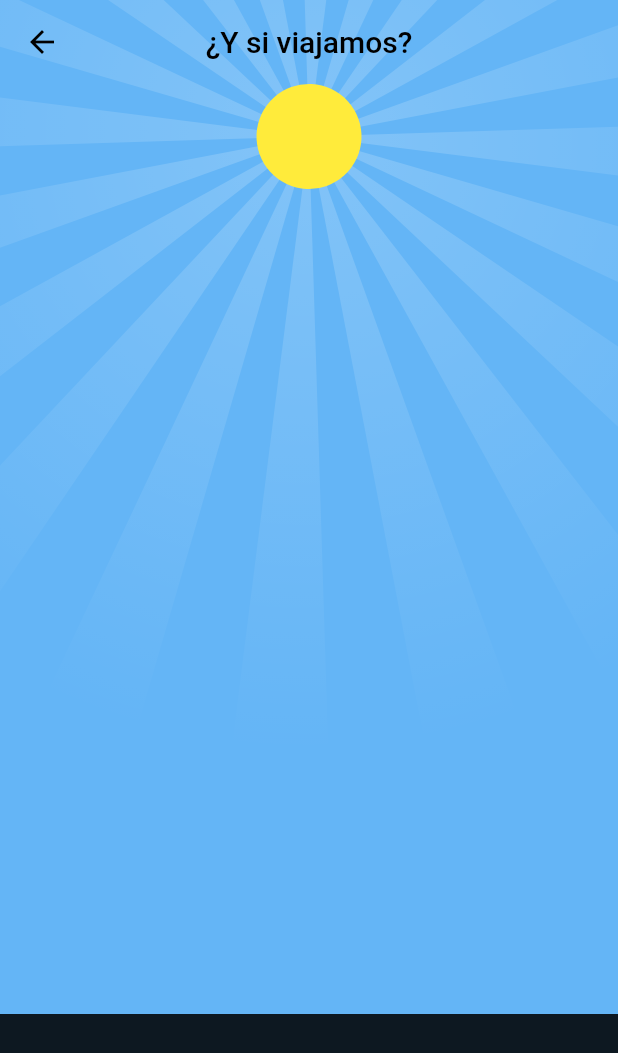
After one commit to somosaleteo/aleteo_car, a Flutter app: the screen it shows after launch, after a tap on "Animaciones", on a phone screen of 412 x 824 dp. The commit adds this screen. Shown: the top 1053 px of the screen. Run offline on Flutter 3.47's test engine with Material 2 defaults, Android fonts, the phone set to English and light mode, and no system bars.

Commit message:
Animated Landscape Added

```diff
--- /dev/null
+++ b/lib/ui/pages/landscape_animation_page.dart
@@ -0,0 +1,18 @@
+import 'package:aleteo_car/ui/widgets/landscapes/landscape_widget.dart';
+import 'package:aleteo_car/ui/widgets/my_custom_scaffold_widget.dart';
+import 'package:flutter/material.dart';
+
+class LandScapeAnimationPage extends StatelessWidget {
+  const LandScapeAnimationPage({Key? key}) : super(key: key);
+
+  @override
+  Widget build(BuildContext context) {
+    return MyCustomScaffold(
+      appBarColor: Colors.transparent,
+      appBarShadow: 0,
+      title: '¿Y si viajamos?',
+      color: Colors.blue[300],
+      page: const LandscapeWidget(),
+    );
+  }
+}
--- a/lib/ui/pages/my_home_page.dart
+++ b/lib/ui/pages/my_home_page.dart
@@ -8,6 +8,7 @@ import '../widgets/my_custom_scaffold_widget.dart';
 import '../widgets/my_navigator_button_widget.dart';
 import 'basic_geometric_shapes_page.dart';
 import 'box_model_page.dart';
+import 'landscape_animation_page.dart';
 import 'my_car__workshop_custom_painter_page.dart';
 import 'my_car_container_layout_page.dart';
 import 'my_car_container_page.dart';
@@ -93,6 +94,13 @@ class MyHomePage extends StatelessWidget {
                     showLayoutColors: false,
                   ),
                 ),
+                const _SeparatorWidget(),
+                MyNavigatorButtonWidget(
+                  page: const LandScapeAnimationPage(),
+                  size: size,
+                  label: "Animaciones",
+                  child: const SizedBox(child: Icon(Icons.animation_rounded)),
+                ),
               ],
             ),
           ),
--- /dev/null
+++ b/lib/ui/widgets/landscapes/clouds_widget.dart
@@ -0,0 +1,39 @@
+import 'package:flutter/material.dart';
+
+class CloudsWidget extends StatelessWidget {
+  const CloudsWidget({Key? key, this.color}) : super(key: key);
+
+  final Color? color;
+
+  @override
+  Widget build(BuildContext context) {
+    return SizedBox(
+      child: CustomPaint(
+        painter: _CloudsPainter(color: color ?? Colors.white),
+      ),
+    );
+  }
+}
+
+class _CloudsPainter extends CustomPainter {
+  _CloudsPainter({required this.color});
+
+  final Color color;
+
+  @override
+  void paint(Canvas canvas, Size size) {
+    var paint = Paint()
+      ..color = Colors.white
+      ..style = PaintingStyle.fill;
+
+    canvas.drawCircle(const Offset(50, 50), 30, paint);
+    canvas.drawCircle(const Offset(80, 50), 30, paint);
+    canvas.drawCircle(const Offset(110, 50), 30, paint);
+    canvas.drawCircle(const Offset(70, 80), 30, paint);
+    canvas.drawCircle(const Offset(100, 80), 30, paint);
+    canvas.drawCircle(const Offset(85, 65), 30, paint);
+  }
+
+  @override
+  bool shouldRepaint(CustomPainter oldDelegate) => false;
+}
--- /dev/null
+++ b/lib/ui/widgets/landscapes/landscape_widget.dart
@@ -0,0 +1,189 @@
+import 'dart:math';
+import 'dart:ui' as ui;
+
+import 'package:aleteo_car/ui/widgets/landscapes/tree_widget.dart';
+import 'package:flutter/material.dart';
+
+import '../../../helpers/responsive_helper.dart';
+import '../cars/car_types/car_custom_painter_fiat_widget.dart';
+import 'clouds_widget.dart';
+import 'street_widget.dart';
+
+class LandscapeWidget extends StatefulWidget {
+  const LandscapeWidget({super.key});
+
+  @override
+  State<LandscapeWidget> createState() => _LandscapeWidgetState();
+}
+
+class _LandscapeWidgetState extends State<LandscapeWidget>
+    with SingleTickerProviderStateMixin {
+  late Animation<double> rotate;
+  late Animation<Offset> carTranslation;
+  late Animation<Offset> cloudsTranslation;
+  late AnimationController animationController;
+  late Animation<Offset> treeTranslation;
+
+  @override
+  void initState() {
+    super.initState();
+    animationController =
+        AnimationController(duration: const Duration(seconds: 20), vsync: this);
+    rotate = Tween<double>(begin: 0, end: -1).animate(animationController);
+
+    carTranslation = Tween<Offset>(
+      begin: const Offset(2, 0),
+      end: const Offset(-1, 0),
+    ).animate(animationController)
+      ..addListener(
+        () {
+          setState(() {});
+        },
+      );
+    cloudsTranslation = Tween<Offset>(
+      begin: const Offset(-1.7, -3),
+      end: const Offset(1, 8),
+    ).animate(animationController)
+      ..addListener(
+        () {
+          setState(() {});
+        },
+      );
+    treeTranslation = Tween<Offset>(
+      begin: const Offset(-1, 0),
+      end: const Offset(1, 0),
+    ).animate(animationController)
+      ..addListener(
+        () {
+          setState(() {});
+        },
+      );
+    animationController.repeat(reverse: false);
+  }
+
+  @override
+  void dispose() {
+    animationController.dispose();
+    super.dispose();
+  }
+
+  @override
+  Widget build(BuildContext context) {
+    final tmp = dpFromSize(MediaQuery.of(context).size, 380, true);
+    final Size size = Size(tmp * 1.25, tmp);
+
+    double sunSize = 70;
+
+    return Container(
+      height: MediaQuery.of(context).size.height,
+      width: MediaQuery.of(context).size.width,
+      color: Colors.transparent,
+      child: Column(
+        children: [
+          RotationTransition(
+            turns: rotate,
+            child: SizedBox(
+              width: sunSize,
+              height: sunSize,
+              child: CustomPaint(
+                  painter: SunEffectPainter(
+                      screenWidth: MediaQuery.of(context).size.width),
+                  child: Container(
+                    width: sunSize,
+                    height: sunSize,
+                    decoration: const BoxDecoration(
+                      color: Colors.yellow,
+                      shape: BoxShape.circle,
+                    ),
+                  )),
+            ),
+          ),
+          SlideTransition(
+            position: cloudsTranslation,
+            child: Row(
+              mainAxisAlignment: MainAxisAlignment.spaceBetween,
+              children: const [
+                CloudsWidget(),
+                CloudsWidget(),
+                CloudsWidget(),
+              ],
+            ),
+          ),
+          const SizedBox(
+            height: 350,
+          ),
+          Stack(
+            children: [
+              SlideTransition(
+                position: treeTranslation,
+                child: Row(
+                  mainAxisAlignment: MainAxisAlignment.spaceAround,
+                  children: const [
+                    TreeWidget(),
+                    TreeWidget(),
+                  ],
+                ),
+              ),
+              Transform.translate(
+                offset: const Offset(0, 25),
+                child: SlideTransition(
+                  position: carTranslation,
+                  child: CarCustomPainterFiatWidget(
+                    size: size,
+                    showLayoutColors: false,
+                  ),
+                ),
+              ),
+            ],
+          ),
+          const StreetWidget(),
+        ],
+      ),
+    );
+  }
+}
+
+class SunEffectPainter extends CustomPainter {
+  final double screenWidth;
+  final double totalEffectShine = 20;
+
+  SunEffectPainter({required this.screenWidth});
+
+  @override
+  void paint(Canvas canvas, Size size) {
+    Offset offset = Offset(size.width / 2, size.height / 2);
+    double radiusArcShape = screenWidth;
+
+    List<Color> colors = [
+      Colors.white.withOpacity(0.2),
+      Colors.white.withOpacity(0)
+    ];
+    Paint paint = Paint()
+      ..shader = ui.Gradient.radial(
+        offset,
+        radiusArcShape,
+        colors,
+      );
+
+    double radius = (1 * pi) / totalEffectShine;
+
+    for (var i = 0; i < totalEffectShine; i++) {
+      canvas.drawPath(
+        drawPieShape(radiusArcShape, radius * (i * 2), radius, size, offset),
+        paint,
+      );
+    }
+  }
+
+  Path drawPieShape(double radiusArchShape, double d, double radius, Size size,
+      Offset offset) {
+    return Path()
+      ..moveTo(offset.dx, offset.dy)
+      ..arcTo(Rect.fromCircle(center: offset, radius: radiusArchShape), d,
+          radius, false)
+      ..close();
+  }
+
+  @override
+  bool shouldRepaint(covariant CustomPainter oldDelegate) => true;
+}
--- /dev/null
+++ b/lib/ui/widgets/landscapes/street_widget.dart
@@ -0,0 +1,14 @@
+import 'package:flutter/material.dart';
+
+class StreetWidget extends StatelessWidget {
+  const StreetWidget({super.key});
+
+  @override
+  Widget build(BuildContext context) {
+    return Expanded(
+      child: Container(
+        color: Colors.black87,
+      ),
+    );
+  }
+}
--- /dev/null
+++ b/lib/ui/widgets/landscapes/tree_widget.dart
@@ -0,0 +1,47 @@
+import 'package:flutter/material.dart';
+
+class TreeWidget extends StatelessWidget {
+  const TreeWidget({Key? key}) : super(key: key);
+
+  @override
+  Widget build(BuildContext context) {
+    return CustomPaint(
+      size: const Size(200, 200),
+      painter: _TreePainter(),
+    );
+  }
+}
+
+class _TreePainter extends CustomPainter {
+  _TreePainter();
+
+  @override
+  void paint(Canvas canvas, Size size) {
+    var paint = Paint()
+      ..color = Colors.brown
+      ..style = PaintingStyle.fill;
+
+    canvas.drawRect(
+        Rect.fromLTWH(size.width / 2 - 10, size.height - 60, 20, 60), paint);
+
+    paint.color = Colors.green;
+
+    canvas.drawCircle(Offset(size.width / 2, size.height - 100), 30, paint);
+    canvas.drawCircle(
+        Offset(size.width / 2 - 20, size.height - 140), 30, paint);
+    canvas.drawCircle(
+        Offset(size.width / 2 + 20, size.height - 140), 30, paint);
+
+    canvas.drawLine(Offset(size.width / 2, size.height - 130),
+        Offset(size.width / 2, size.height - 90), paint);
+
+    canvas.drawLine(Offset(size.width / 2, size.height - 110),
+        Offset(size.width / 2 - 15, size.height - 130), paint);
+
+    canvas.drawLine(Offset(size.width / 2, size.height - 110),
+        Offset(size.width / 2 + 15, size.height - 130), paint);
+  }
+
+  @override
+  bool shouldRepaint(CustomPainter oldDelegate) => false;
+}
--- a/lib/ui/widgets/my_custom_scaffold_widget.dart
+++ b/lib/ui/widgets/my_custom_scaffold_widget.dart
@@ -5,14 +5,23 @@ class MyCustomScaffold extends StatelessWidget {
     Key? key,
     required this.page,
     required this.title,
+    this.color,
+    this.appBarColor,
+    this.appBarShadow,
   }) : super(key: key);
   final Widget page;
   final String title;
+  final Color? color;
+  final Color? appBarColor;
+  final double? appBarShadow;
 
   @override
   Widget build(BuildContext context) {
     return Scaffold(
+      backgroundColor: color,
       appBar: AppBar(
+        elevation: appBarShadow,
+        backgroundColor: appBarColor,
         centerTitle: true,
         title: Text(title),
       ),
```
